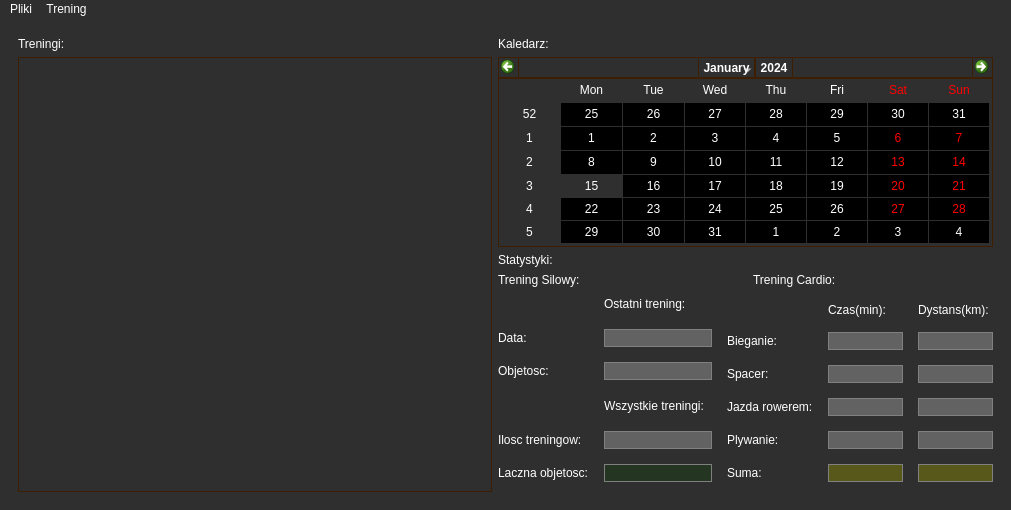
Kukulim/DziennikQt, file mainwindow.ui: the form before one commit.
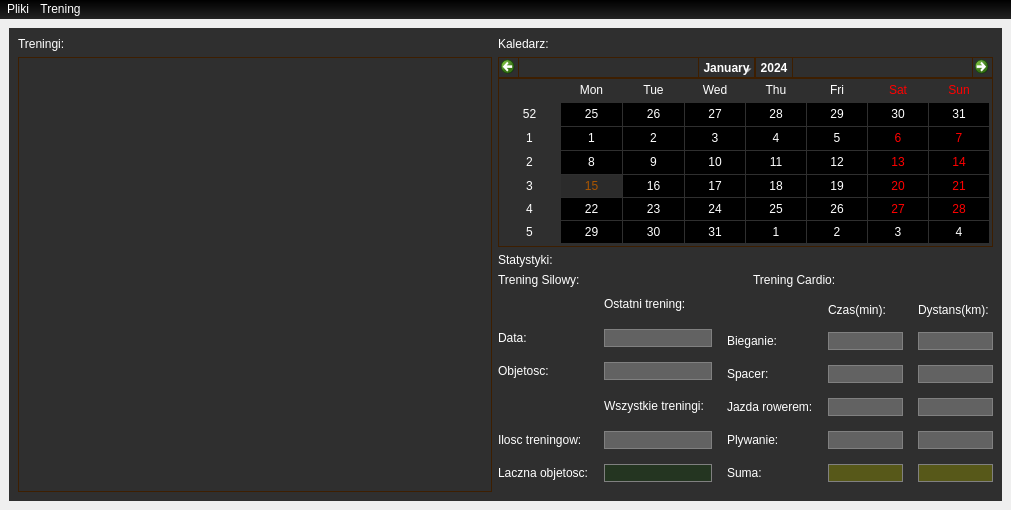
The form after the commit. Icons and pictures are not drawn.

What changed in the file:
```diff
--- a/mainwindow.ui
+++ b/mainwindow.ui
@@ -40,7 +40,6 @@
   <property name="styleSheet">
    <string notr="true">font: 75 italic 10pt &quot;Arimo&quot;;
 color: white;
-background-color:rgb(47, 47, 47);
 
 </string>
   </property>
@@ -65,12 +64,30 @@
        <layout class="QGridLayout" name="gridLayout_2">
         <item row="1" column="1">
          <widget class="QCalendarWidget" name="calendarWidget">
+          <property name="enabled">
+           <bool>true</bool>
+          </property>
+          <property name="cursor">
+           <cursorShape>ArrowCursor</cursorShape>
+          </property>
+          <property name="focusPolicy">
+           <enum>Qt::NoFocus</enum>
+          </property>
+          <property name="autoFillBackground">
+           <bool>false</bool>
+          </property>
           <property name="styleSheet">
-           <string notr="true">background-color:rgb(65, 65, 65);
+           <string notr="true">background-color:transparent;
 border: 1px solid  rgb(61, 30, 0);
 alternate-background-color: transparent;
-selection-background-color:transparent;
-background-color:transparent;
+selection-background-color: rgb(43, 43, 43);
+selection-color: rgb(170, 85, 0);
+
+
+
+
+
+
 </string>
           </property>
           <property name="gridVisible">
@@ -79,6 +96,15 @@
           <property name="selectionMode">
            <enum>QCalendarWidget::SingleSelection</enum>
           </property>
+          <property name="horizontalHeaderFormat">
+           <enum>QCalendarWidget::ShortDayNames</enum>
+          </property>
+          <property name="verticalHeaderFormat">
+           <enum>QCalendarWidget::ISOWeekNumbers</enum>
+          </property>
+          <property name="navigationBarVisible">
+           <bool>true</bool>
+          </property>
           <property name="dateEditEnabled">
            <bool>true</bool>
           </property>
@@ -3452,7 +3478,8 @@
     </rect>
    </property>
    <property name="styleSheet">
-    <string notr="true">background-color:rgb(47, 47, 47);
+    <string notr="true">background-color: qlineargradient(x1:0, y1:0, x2:0, y2:1, stop:0 black, stop:1 rgb(36, 36, 36));
+spacing: 3px; /* spacing between menu bar items */
 color: white;</string>
    </property>
    <widget class="QMenu" name="menu">
```
Left out of the diff: 43 changed lines with no effect on the pictures.
